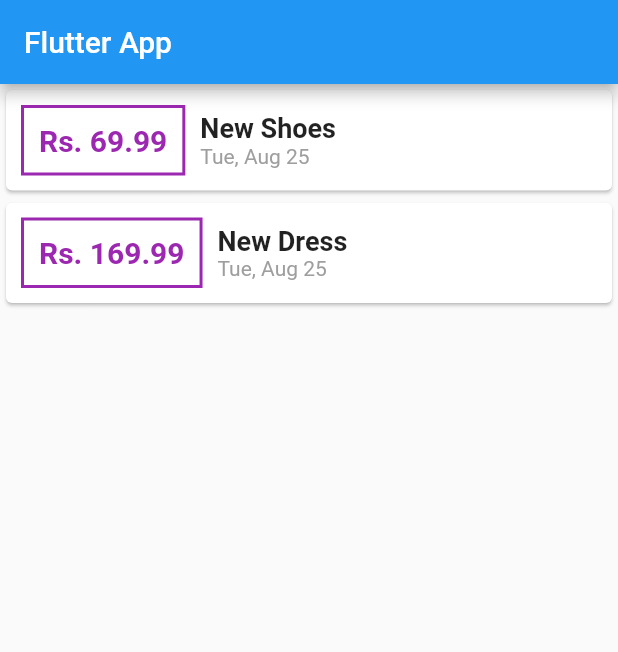
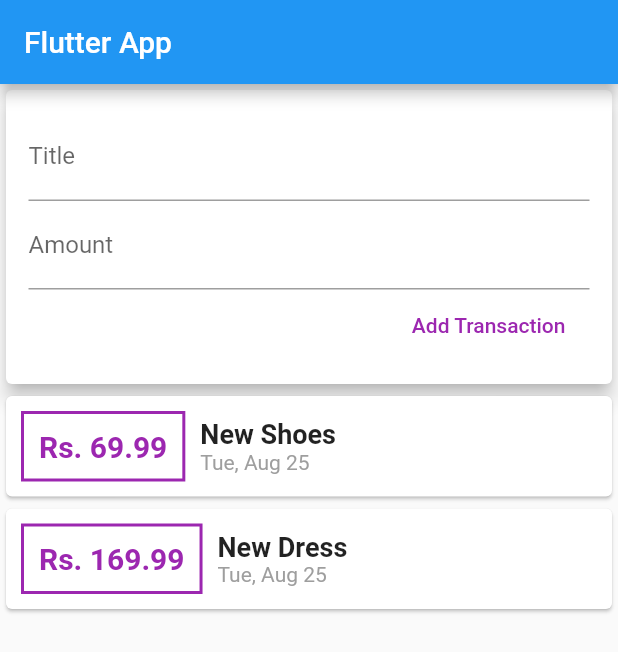
Before and after one commit to Adil-Rangila/personel_expense, a Flutter app: the screen it shows after launch, on a phone screen of 412 x 824 dp. Shown: the top 652 px of the screen. Run offline on Flutter 3.47's test engine with Material 2 defaults, Android fonts, the phone set to English and light mode, and no system bars.

Commit message:
input field created

```diff
--- a/lib/main.dart
+++ b/lib/main.dart
@@ -39,6 +39,30 @@ class MyHomePage extends StatelessWidget {
         title: Text('Flutter App'),
       ),
       body: Column(
+        children: [
+          Card(
+            elevation: 5.0,
+            child: Padding(
+              padding: const EdgeInsets.all(15.0),
+              child: Column(
+                crossAxisAlignment: CrossAxisAlignment.end,
+                children: [
+                  TextField(
+                    decoration: InputDecoration(labelText: 'Title'),
+                  ),
+                  TextField(
+                    decoration: InputDecoration(labelText: 'Amount'),
+                  ),
+                  FlatButton(
+                    textColor: Colors.purple,
+                    onPressed: () {},
+                    child: Text('Add Transaction'),
+                  ),
+                ],
+              ),
+            ),
+          ),
+          Column(
             children: transaction.map((e) {
               return Card(
                 child: Row(
@@ -84,6 +108,8 @@ class MyHomePage extends StatelessWidget {
               );
             }).toList(),
           ),
+        ],
+      ),
     );
   }
 }
```
Lines whose indentation alone changed are shown as unchanged.
